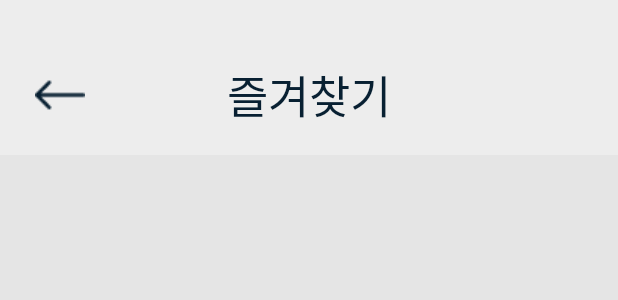
After one commit to Nugu-ai/Frgrandchild, an Android app: the layout fragment_bookmark.xml on its own in the app's theme, with its tools: preview values and no code run, on a phone screen of 412 x 824 dp. The commit adds this screen. Shown: the top 300 px of the screen. Run offline under Robolectric (Android 15) with nearby library versions, the phone set to English and light mode, and no system bars.

Commit message:
10/15 icon image SAVED

```diff
--- /dev/null
+++ b/app/src/main/res/layout/fragment_bookmark.xml
@@ -0,0 +1,78 @@
+<?xml version="1.0" encoding="utf-8"?>
+<androidx.constraintlayout.widget.ConstraintLayout xmlns:app="http://schemas.android.com/apk/res-auto"
+    xmlns:tools="http://schemas.android.com/tools"
+    xmlns:android="http://schemas.android.com/apk/res/android"
+    android:layout_width="match_parent"
+    android:layout_height="match_parent"
+    android:fitsSystemWindows="true"
+    android:background="#E5E5E5"
+    tools:context=".SettingActivity"
+    >
+
+    <ImageView
+        android:id="@+id/imageView3"
+        android:layout_width="match_parent"
+        android:layout_height="25dp"
+        android:layout_alignParentLeft="true"
+        android:layout_alignParentTop="true"
+        android:background="@drawable/status_bar_white"
+        app:layout_constraintBottom_toBottomOf="parent"
+        app:layout_constraintTop_toTopOf="parent"
+        app:layout_constraintVertical_bias="0.0"
+        tools:layout_editor_absoluteX="-16dp" />
+
+    <ImageView
+        android:id="@+id/imageView"
+        android:layout_width="match_parent"
+        android:layout_height="80dp"
+        android:layout_alignParentLeft="true"
+        android:layout_alignParentTop="true"
+        android:background="@drawable/status_bar_white"
+        app:layout_constraintBottom_toBottomOf="parent"
+        app:layout_constraintTop_toTopOf="parent"
+        app:layout_constraintVertical_bias="0.031"
+        tools:layout_editor_absoluteX="0dp"></ImageView>
+
+    <ImageButton
+        android:id="@+id/back"
+        android:layout_width="wrap_content"
+        android:layout_height="wrap_content"
+        android:background="@drawable/back_button"
+        app:layout_constraintBottom_toBottomOf="@+id/imageView"
+        app:layout_constraintStart_toStartOf="parent" />
+
+    <ImageView
+        android:id="@+id/imageView2"
+        android:layout_width="wrap_content"
+        android:layout_height="wrap_content"
+        android:background="@drawable/arrow"
+        app:layout_constraintBottom_toBottomOf="@+id/back"
+        app:layout_constraintEnd_toEndOf="@+id/back"
+        app:layout_constraintStart_toStartOf="parent"
+        app:layout_constraintTop_toTopOf="@+id/back" />
+
+    <TextView
+        android:layout_width="wrap_content"
+        android:layout_height="wrap_content"
+        android:fontFamily="@font/notosanskr"
+        android:text="즐겨찾기"
+        android:textColor="#082032"
+        android:textSize="30sp"
+        app:layout_constraintBottom_toBottomOf="@+id/imageView"
+        app:layout_constraintEnd_toEndOf="@+id/imageView"
+        app:layout_constraintStart_toStartOf="@+id/imageView"
+        app:layout_constraintTop_toTopOf="@+id/imageView" />
+
+
+
+    <androidx.constraintlayout.widget.Guideline
+        android:id="@+id/guideline5"
+        android:layout_width="wrap_content"
+        android:layout_height="wrap_content"
+        android:orientation="horizontal"
+        app:layout_constraintGuide_begin="719dp" />
+
+
+
+
+</androidx.constraintlayout.widget.ConstraintLayout>
--- a/app/src/main/res/layout/fragment_user.xml
+++ b/app/src/main/res/layout/fragment_user.xml
@@ -38,7 +38,7 @@
             android:layout_weight="1"
             android:background="@drawable/background"
             android:layout_marginBottom="10dp"
-            android:layout_marginTop="10dp"
+            android:layout_marginTop="20dp"
             android:textColor="@color/black"
             android:text="Name"
             android:textSize="15sp"
@@ -90,7 +90,7 @@
         android:layout_width="wrap_content"
         android:layout_height="wrap_content"
         android:orientation="horizontal"
-            app:layout_constraintGuide_percent="0.85" />
+        app:layout_constraintGuide_percent="1.0" />
 
 
 </androidx.constraintlayout.widget.ConstraintLayout>
```
Also changed, not shown: app/src/main/res/layout/fragment_call.xml (added, +17 -0 lines), app/src/main/res/layout/fragment_call2.xml (added, +17 -0 lines), app/src/main/res/layout/fragment_feedbacks.xml (added, +68 -0 lines), app/src/main/res/layout/fragment_how_to_use.xml (added, +67 -0 lines), app/src/main/res/layout/fragment_profile.xml (added, +118 -0 lines), app/src/main/res/layout/fragment_video.xml (+13 -16 lines), app/src/main/res/drawable/button.png (added), app/src/main/res/drawable/profile_image.png (added), app/src/main/res/drawable/yellow_button.png (added). Lines whose indentation alone changed are shown as unchanged.
